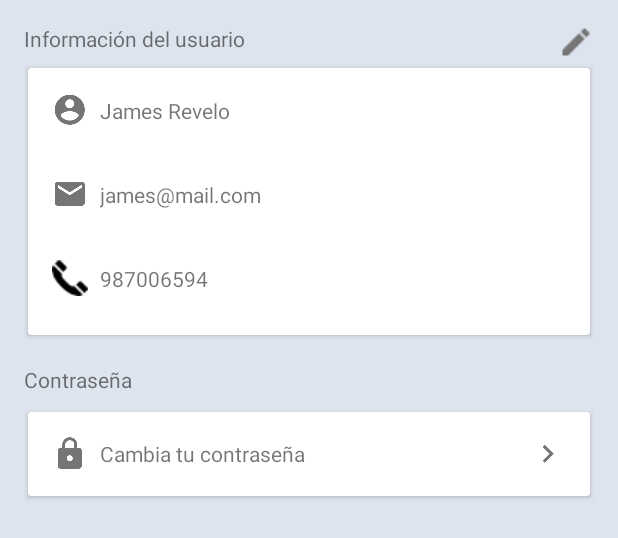
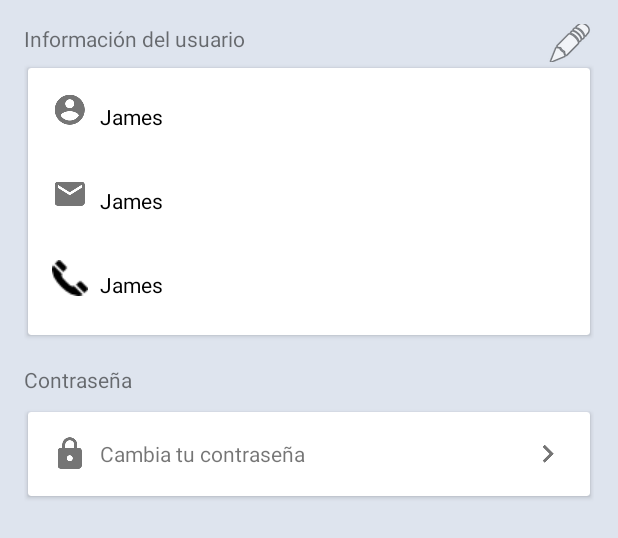
Before and after one commit to nacho949/Aiscrim, an Android app: the layout fragmento_perfil.xml on its own in the app's theme, with its tools: preview values and no code run, on a phone screen of 412 x 824 dp. Shown: the top 538 px of the screen. Run offline under Robolectric (Android 15) with nearby library versions, the phone set to English and light mode, and no system bars.

```diff
--- a/app/src/main/java/com/aiscrim/application/ui/FragmentoPerfil.java
+++ b/app/src/main/java/com/aiscrim/application/ui/FragmentoPerfil.java
@@ -3,9 +3,13 @@ package com.aiscrim.application.ui;
 import android.os.Bundle;
 import android.support.v4.app.Fragment;
 import android.support.v7.widget.CardView;
+import android.text.InputFilter;
+import android.text.InputType;
+import android.text.Spanned;
 import android.view.LayoutInflater;
 import android.view.View;
 import android.view.ViewGroup;
+import android.widget.EditText;
 import android.widget.ImageButton;
 import android.widget.TextView;
 import android.widget.Toast;
@@ -20,8 +24,9 @@ import org.w3c.dom.Text;
  */
 public class FragmentoPerfil extends Fragment {
     ImageButton editar;
+    ImageButton guardar;
     CardView card;
-    TextView nombreApellidos;
+    EditText nombreApellidos;
     TextView mail;
     TextView tlf;
 
@@ -33,7 +38,7 @@ public class FragmentoPerfil extends Fragment {
                              Bundle savedInstanceState) {
         final View view = inflater.inflate(R.layout.fragmento_perfil, container, false);
 
-        nombreApellidos = (TextView) view.findViewById(R.id.texto_nombre);
+        nombreApellidos = (EditText) view.findViewById(R.id.texto_nombre);
         mail = (TextView) view.findViewById(R.id.texto_email);
         tlf = (TextView) view.findViewById(R.id.texto_telefono);
 
@@ -45,7 +50,23 @@ public class FragmentoPerfil extends Fragment {
         editar.setOnClickListener(new View.OnClickListener() {
             public void onClick(View v) {
                 Toast.makeText(v.getContext(), "Pulsado boton editar", Toast.LENGTH_SHORT).show();
+                nombreApellidos.setEnabled(true);
+                mail.setEnabled(true);
+                tlf.setEnabled(true);
+                guardar.setVisibility(View.VISIBLE);
+                editar.setVisibility(View.INVISIBLE);
+            }
+        });
 
+        guardar = (ImageButton) view.findViewById(R.id.boton_guardar);
+        guardar.setOnClickListener(new View.OnClickListener() {
+            public void onClick(View v) {
+                Toast.makeText(v.getContext(), "Pulsado boton guardar", Toast.LENGTH_SHORT).show();
+                nombreApellidos.setEnabled(false);
+                mail.setEnabled(false);
+                tlf.setEnabled(false);
+                guardar.setVisibility(View.INVISIBLE);
+                editar.setVisibility(View.VISIBLE);
             }
         });
 
--- a/app/src/main/res/layout/fragmento_perfil.xml
+++ b/app/src/main/res/layout/fragmento_perfil.xml
@@ -27,11 +27,24 @@
             android:layout_width="wrap_content"
             android:layout_height="wrap_content"
             android:id="@+id/boton_editar"
-            android:layout_alignTop="@+id/titulo_informacion_usuario"
             android:layout_alignParentRight="true"
             android:layout_alignParentEnd="true"
-            android:src="@drawable/editar"
-            android:background="#dee4ee" />
+            android:src="@android:drawable/ic_menu_edit"
+            android:background="#dee4ee"
+            android:layout_alignParentTop="true" />
+
+        <ImageButton
+            android:layout_width="wrap_content"
+            android:layout_height="wrap_content"
+            android:id="@+id/boton_guardar"
+            android:src="@android:drawable/ic_menu_save"
+            android:background="#dee4ee"
+            android:layout_alignParentBottom="true"
+            android:layout_toRightOf="@+id/titulo_informacion_usuario"
+            android:layout_toEndOf="@+id/titulo_informacion_usuario"
+            android:layout_marginLeft="114dp"
+            android:layout_marginStart="114dp"
+            android:visibility="invisible" />
     </RelativeLayout>
 
     <android.support.v7.widget.CardView
@@ -56,15 +69,17 @@
                 android:layout_marginRight="@dimen/espacio_norma_2"
                 android:src="@drawable/usuario" />
 
-            <TextView
+            <EditText
                 android:id="@+id/texto_nombre"
-                android:layout_width="wrap_content"
+                android:layout_width="283dp"
                 android:layout_height="wrap_content"
-                android:layout_gravity="center_vertical"
-                android:layout_marginBottom="32dp"
-                android:text="James Revelo"
-                android:textAppearance="?android:attr/textAppearanceSmall" />
-
+                android:background="@android:color/transparent"
+                android:text="James"
+                android:textAppearance="?android:attr/textAppearanceSmall"
+                android:layout_marginTop="10px"
+                android:enabled="false"
+                android:textColor="#000000">
+            </EditText>
             <ImageView
                 android:id="@+id/imageView2"
                 android:layout_width="wrap_content"
@@ -74,14 +89,17 @@
                 android:src="@drawable/email"
                 android:layout_marginBottom="32dp" />
 
-            <TextView
+            <EditText
                 android:id="@+id/texto_email"
-                android:layout_width="wrap_content"
+                android:layout_width="283dp"
                 android:layout_height="wrap_content"
-                android:layout_gravity="center_vertical"
-                android:text="james@mail.com"
+                android:background="@android:color/transparent"
+                android:text="James"
                 android:textAppearance="?android:attr/textAppearanceSmall"
-                android:layout_marginBottom="32dp" />
+                android:layout_marginTop="10px"
+                android:enabled="false"
+                android:textColor="#000000">
+            </EditText>
 
             <ImageView
                 android:id="@+id/imageView5"
@@ -94,15 +112,17 @@
                 android:layout_column="0"
                 android:layout_gravity="center" />
 
-            <TextView
-                android:layout_width="wrap_content"
+            <EditText
+                android:id="@+id/texto_telefono"
+                android:layout_width="283dp"
                 android:layout_height="wrap_content"
-                android:text="987006594"
-                android:id="@+id/texto_telefono"
-                android:layout_row="3"
-                android:layout_column="1"
-                android:layout_marginBottom="32dp"
-                android:layout_gravity="center_vertical" />
+                android:background="@android:color/transparent"
+                android:text="James"
+                android:textAppearance="?android:attr/textAppearanceSmall"
+                android:layout_marginTop="10px"
+                android:enabled="false"
+                android:textColor="#000000">
+            </EditText>
         </GridLayout>
     </android.support.v7.widget.CardView>
 
```
